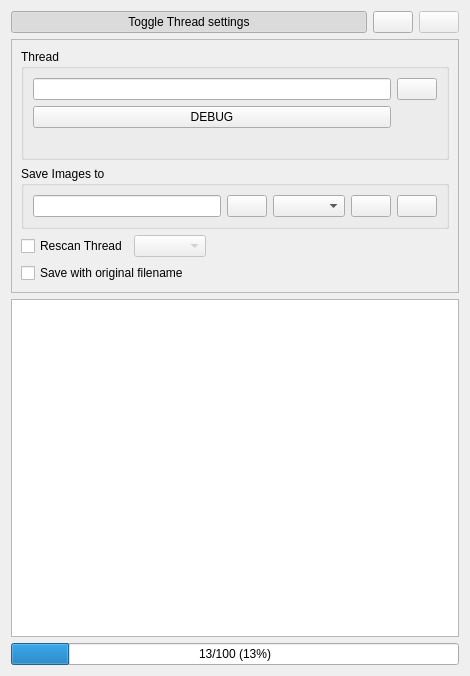
First picture: the form in gui/uiimageoverview.ui, repository chrisdevchroma/fourchan-dl, before the edit.
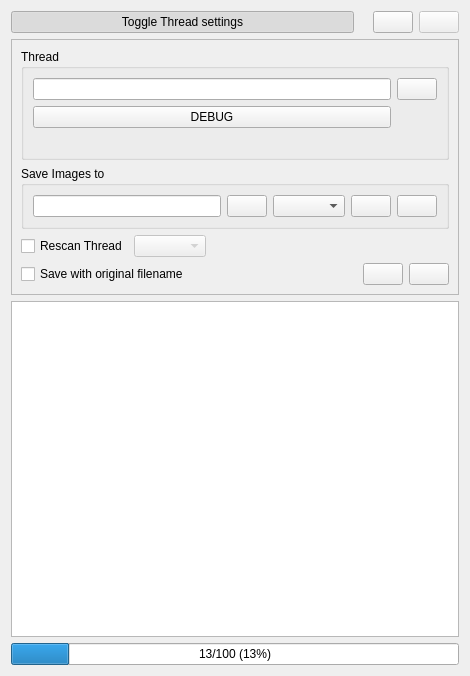
Second picture: the form after the edit. Icons and pictures are not drawn. Custom widgets are drawn as their Qt base class.

Commit message: Intermediate stash * Added proper log file system * Added slideshow for internal viewer * Added functions for rebuilding thumbnails for current thread * Added function for reloading all images of current thread * Some UI improvements

What changed in the file:
```diff
--- a/gui/uiimageoverview.ui
+++ b/gui/uiimageoverview.ui
@@ -38,6 +38,16 @@
        </property>
       </widget>
      </item>
+     <item>
+      <widget class="QLabel" name="lTitle2">
+       <property name="frameShape">
+        <enum>QFrame::NoFrame</enum>
+       </property>
+       <property name="text">
+        <string/>
+       </property>
+      </widget>
+     </item>
      <item>
       <widget class="QPushButton" name="btnStart">
        <property name="text">
@@ -208,14 +218,59 @@
        </layout>
       </item>
       <item row="3" column="0">
-       <widget class="QCheckBox" name="cbOriginalFilename">
-        <property name="text">
-         <string>Save with original filename</string>
-        </property>
-        <property name="checked">
-         <bool>false</bool>
-        </property>
-       </widget>
+       <layout class="QHBoxLayout" name="horizontalLayout_3">
+        <item>
+         <widget class="QCheckBox" name="cbOriginalFilename">
+          <property name="text">
+           <string>Save with original filename</string>
+          </property>
+          <property name="checked">
+           <bool>false</bool>
+          </property>
+         </widget>
+        </item>
+        <item>
+         <spacer name="horizontalSpacer_2">
+          <property name="orientation">
+           <enum>Qt::Horizontal</enum>
+          </property>
+          <property name="sizeHint" stdset="0">
+           <size>
+            <width>40</width>
+            <height>20</height>
+           </size>
+          </property>
+         </spacer>
+        </item>
+        <item>
+         <widget class="QPushButton" name="btnReloadThread">
+          <property name="toolTip">
+           <string>Reload thread</string>
+          </property>
+          <property name="text">
+           <string/>
+          </property>
+          <property name="icon">
+           <iconset resource="resources.qrc">
+            <normaloff>:/icons/resources/reload.png</normaloff>:/icons/resources/reload.png</iconset>
+          </property>
+         </widget>
+        </item>
+        <item>
+         <widget class="QPushButton" name="btnRebuildThumbnails">
+          <property name="toolTip">
+           <string>Rebuild thumbnails</string>
+          </property>
+          <property name="text">
+           <string/>
+          </property>
+          <property name="icon">
+           <iconset resource="resources.qrc">
+            <normaloff>:/icons/resources/rotateCW.png</normaloff>:/icons/resources/rotateCW.png</iconset>
+          </property>
+         </widget>
+        </item>
+       </layout>
       </item>
      </layout>
     </widget>
```
Left out of the diff: 70 changed lines with no effect on the pictures. The commit also changes 34 other files.
